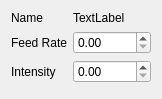
Above: template/uic/path.ui from panzergame/dxfplotter before the change. Below: the same form after it.
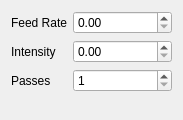
That is the form after the change.

Commit message: Repeat path for each pass

```diff
--- a/template/uic/path.ui
+++ b/template/uic/path.ui
@@ -6,8 +6,8 @@
    <rect>
     <x>0</x>
     <y>0</y>
-    <width>162</width>
-    <height>99</height>
+    <width>183</width>
+    <height>120</height>
    </rect>
   </property>
   <property name="windowTitle">
@@ -25,48 +25,51 @@
      <property name="formAlignment">
       <set>Qt::AlignLeading|Qt::AlignLeft|Qt::AlignTop</set>
      </property>
-     <item row="1" column="0">
+     <item row="0" column="0">
       <widget class="QLabel" name="label">
        <property name="text">
         <string>Feed Rate</string>
        </property>
       </widget>
      </item>
-     <item row="2" column="0">
+     <item row="0" column="1">
+      <widget class="QDoubleSpinBox" name="feedRate">
+       <property name="maximum">
+        <double>9999.989999999999782</double>
+       </property>
+      </widget>
+     </item>
+     <item row="1" column="0">
       <widget class="QLabel" name="label_3">
        <property name="text">
         <string>Intensity</string>
        </property>
       </widget>
      </item>
-     <item row="0" column="0">
-      <widget class="QLabel" name="label_2">
-       <property name="text">
-        <string>Name</string>
-       </property>
-      </widget>
-     </item>
-     <item row="0" column="1">
-      <widget class="QLabel" name="name">
-       <property name="text">
-        <string>TextLabel</string>
-       </property>
-      </widget>
-     </item>
      <item row="1" column="1">
-      <widget class="QDoubleSpinBox" name="feedRate">
-       <property name="maximum">
-        <double>9999.989999999999782</double>
-       </property>
-      </widget>
-     </item>
-     <item row="2" column="1">
       <widget class="QDoubleSpinBox" name="intensity">
        <property name="maximum">
         <double>9999.989999999999782</double>
        </property>
       </widget>
      </item>
+     <item row="2" column="0">
+      <widget class="QLabel" name="label_2">
+       <property name="text">
+        <string>Passes</string>
+       </property>
+      </widget>
+     </item>
+     <item row="2" column="1">
+      <widget class="QSpinBox" name="passes">
+       <property name="minimum">
+        <number>1</number>
+       </property>
+       <property name="maximum">
+        <number>99</number>
+       </property>
+      </widget>
+     </item>
     </layout>
    </item>
   </layout>
```
The commit also changes 9 other files.
